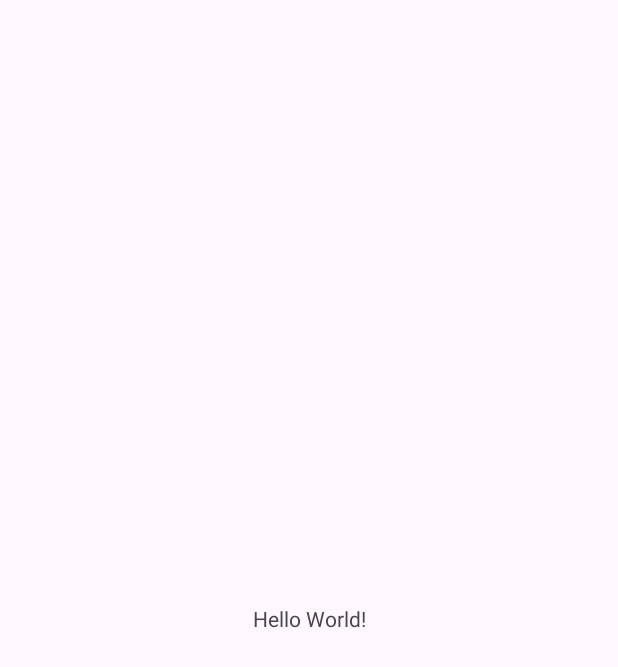
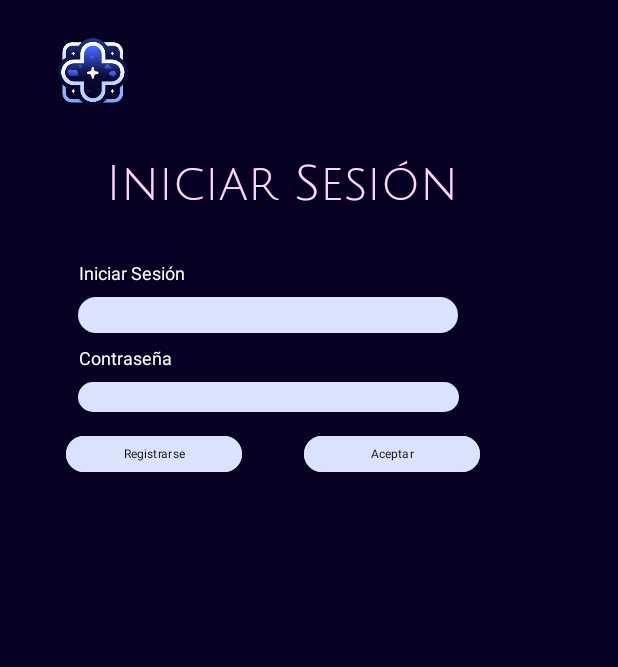
Before and after one commit to lMrSI/DAM2_M7, an Android app: the screen it shows after launch (MainActivity), on a phone screen of 412 x 824 dp. Before the commit the part shown is almost empty. Shown: the top 667 px of the screen. Run offline under Robolectric (Android 15) with nearby library versions, the phone set to English and light mode, and no system bars.

Commit message:
2 páginas

```diff
--- a/ProyectoDAM_M7/app/build.gradle.kts
+++ b/ProyectoDAM_M7/app/build.gradle.kts
@@ -5,7 +5,7 @@ plugins {
 
 android {
     namespace = "com.example.proyectodam_m7"
-    compileSdk = 33
+    compileSdk = 34
 
     defaultConfig {
         applicationId = "com.example.proyectodam_m7"
@@ -33,6 +33,10 @@ android {
     kotlinOptions {
         jvmTarget = "1.8"
     }
+    buildFeatures {
+        viewBinding = true
+        dataBinding = true
+    }
 }
 
 dependencies {
--- a/ProyectoDAM_M7/app/src/main/AndroidManifest.xml
+++ b/ProyectoDAM_M7/app/src/main/AndroidManifest.xml
@@ -21,6 +21,8 @@
                 <category android:name="android.intent.category.LAUNCHER" />
             </intent-filter>
         </activity>
+        <activity android:name=".Guardados" />
+
     </application>
 
 </manifest>
--- a/ProyectoDAM_M7/app/src/main/java/com/example/proyectodam_m7/MainActivity.kt
+++ b/ProyectoDAM_M7/app/src/main/java/com/example/proyectodam_m7/MainActivity.kt
@@ -1,11 +1,20 @@
 package com.example.proyectodam_m7
 
+import android.content.Intent
 import androidx.appcompat.app.AppCompatActivity
 import android.os.Bundle
+import android.widget.Button
 
 class MainActivity : AppCompatActivity() {
     override fun onCreate(savedInstanceState: Bundle?) {
         super.onCreate(savedInstanceState)
         setContentView(R.layout.activity_main)
+
+        val button4 = findViewById<Button>(R.id.button4)
+        button4.setOnClickListener {
+            val intent = Intent(this, Guardados::class.java)
+            startActivity(intent)
+        }
+
     }
 }
--- /dev/null
+++ b/ProyectoDAM_M7/app/src/main/res/drawable/rounded.xml
@@ -0,0 +1,5 @@
+<?xml version="1.0" encoding="utf-8"?>
+<shape xmlns:android="http://schemas.android.com/apk/res/android">
+    <corners android:radius="20dp" />
+    <solid android:color="#DAE3FB" />
+</shape>
--- a/ProyectoDAM_M7/app/src/main/res/layout/activity_main.xml
+++ b/ProyectoDAM_M7/app/src/main/res/layout/activity_main.xml
@@ -4,15 +4,112 @@
     xmlns:tools="http://schemas.android.com/tools"
     android:layout_width="match_parent"
     android:layout_height="match_parent"
-    tools:context=".MainActivity">
+    android:background="#070224"
+    tools:context=".MainActivity" >
+
+    <ImageView
+        android:id="@+id/imageView"
+        android:layout_width="123dp"
+        android:layout_height="97dp"
+        android:src="@drawable/logo"
+        app:layout_constraintStart_toStartOf="parent"
+        app:layout_constraintTop_toTopOf="parent"
+        tools:ignore="MissingConstraints" />
+
 
     <TextView
+        android:id="@+id/textView1"
         android:layout_width="wrap_content"
         android:layout_height="wrap_content"
-        android:text="Hello World!"
-        app:layout_constraintBottom_toBottomOf="parent"
+        android:layout_marginTop="76dp"
+        android:fontFamily="@font/k2d"
+        android:text="Iniciar Sesión"
+        android:textColor="#FFFFFF"
+        android:textSize="12sp"
         app:layout_constraintEnd_toEndOf="parent"
+        app:layout_constraintHorizontal_bias="0.154"
         app:layout_constraintStart_toStartOf="parent"
-        app:layout_constraintTop_toTopOf="parent" />
+        app:layout_constraintTop_toBottomOf="@+id/imageView" />
 
+    <EditText
+        android:id="@+id/editTextTextEmailAddress"
+        android:layout_width="253dp"
+        android:layout_height="24dp"
+        android:layout_marginTop="8dp"
+        android:background="@drawable/rounded"
+        android:ems="10"
+        android:inputType="textEmailAddress"
+        app:layout_constraintEnd_toEndOf="parent"
+        app:layout_constraintHorizontal_bias="0.329"
+        app:layout_constraintStart_toStartOf="parent"
+        app:layout_constraintTop_toBottomOf="@+id/textView1" />
+
+    <EditText
+        android:id="@+id/editTextTextPassword"
+        android:layout_width="254dp"
+        android:layout_height="20dp"
+        android:layout_marginTop="8dp"
+        android:background="@drawable/rounded"
+        android:ems="10"
+        android:inputType="textPassword"
+        app:layout_constraintEnd_toEndOf="parent"
+        app:layout_constraintHorizontal_bias="0.331"
+        app:layout_constraintStart_toStartOf="parent"
+        app:layout_constraintTop_toBottomOf="@+id/textView2" />
+
+    <Button
+        android:id="@+id/button4"
+        android:layout_width="117dp"
+        android:layout_height="32dp"
+        android:layout_marginTop="12dp"
+        android:layout_marginEnd="92dp"
+        android:backgroundTint="#DAE3FB"
+        android:fontFamily="@font/k2d"
+        android:text="Aceptar"
+        android:textColor="#000000"
+        android:textSize="8sp"
+        app:layout_constraintEnd_toEndOf="parent"
+        app:layout_constraintTop_toBottomOf="@+id/editTextTextPassword" />
+
+    <Button
+        android:id="@+id/button3"
+        android:layout_width="117dp"
+        android:layout_height="32dp"
+        android:layout_marginStart="44dp"
+        android:layout_marginTop="12dp"
+        android:backgroundTint="#DAE3FB"
+        android:fontFamily="@font/k2d"
+        android:text="Registrarse"
+        android:textColor="#000000"
+        android:textSize="8sp"
+        app:layout_constraintStart_toStartOf="parent"
+        app:layout_constraintTop_toBottomOf="@+id/editTextTextPassword" />
+
+    <TextView
+        android:id="@+id/textView2"
+        android:layout_width="wrap_content"
+        android:layout_height="wrap_content"
+        android:layout_marginTop="8dp"
+        android:fontFamily="@font/k2d"
+        android:text="Contraseña"
+        android:textColor="#FFFFFF"
+        android:textSize="12sp"
+        app:layout_constraintEnd_toEndOf="parent"
+        app:layout_constraintHorizontal_bias="0.151"
+        app:layout_constraintStart_toStartOf="parent"
+        app:layout_constraintTop_toBottomOf="@+id/editTextTextEmailAddress" />
+
+    <TextView
+        android:id="@+id/textView3"
+        android:layout_width="wrap_content"
+        android:layout_height="wrap_content"
+        android:layout_marginTop="8dp"
+        android:fontFamily="@font/julius"
+        android:text="Iniciar Sesión"
+        android:textColor="#FFD7F9"
+        android:textSize="32sp"
+        app:layout_constraintEnd_toEndOf="parent"
+        app:layout_constraintHorizontal_bias="0.397"
+        app:layout_constraintStart_toStartOf="parent"
+        app:layout_constraintTop_toBottomOf="@+id/imageView" />
 </androidx.constraintlayout.widget.ConstraintLayout>
--- a/ProyectoDAM_M7/app/src/main/res/values/styles.xml
+++ b/ProyectoDAM_M7/app/src/main/res/values/styles.xml
@@ -2,5 +2,9 @@
 <resources>
     <style name="txt_tittles" parent="TextAppearance.AppCompat">
 
+
+    </style>
+    <style name="MiEstiloDeFuente">
+        <item name="android:fontFamily">@font/julius_sans_one</item>
     </style>
 </resources>
```
Also changed, not shown: ProyectoDAM_M7/app/src/main/java/com/example/proyectodam_m7/Guardados.java (added, +13 -0 lines), ProyectoDAM_M7/app/src/main/res/font/julius_sans_one.xml (added, +9 -0 lines), ProyectoDAM_M7/app/src/main/res/layout/guardados.xml (added, +200 -0 lines), ProyectoDAM_M7/app/src/main/res/drawable/alan_wake.png (added), ProyectoDAM_M7/app/src/main/res/drawable/logo.png (added), ProyectoDAM_M7/app/src/main/res/font/julius.ttf (added).
